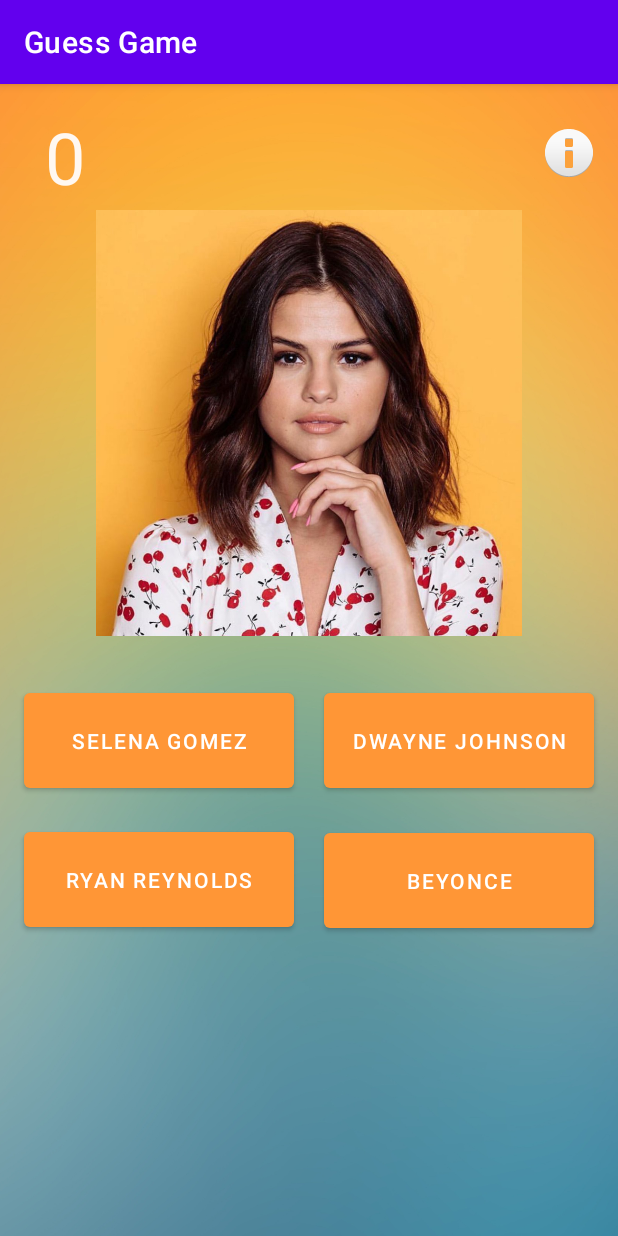
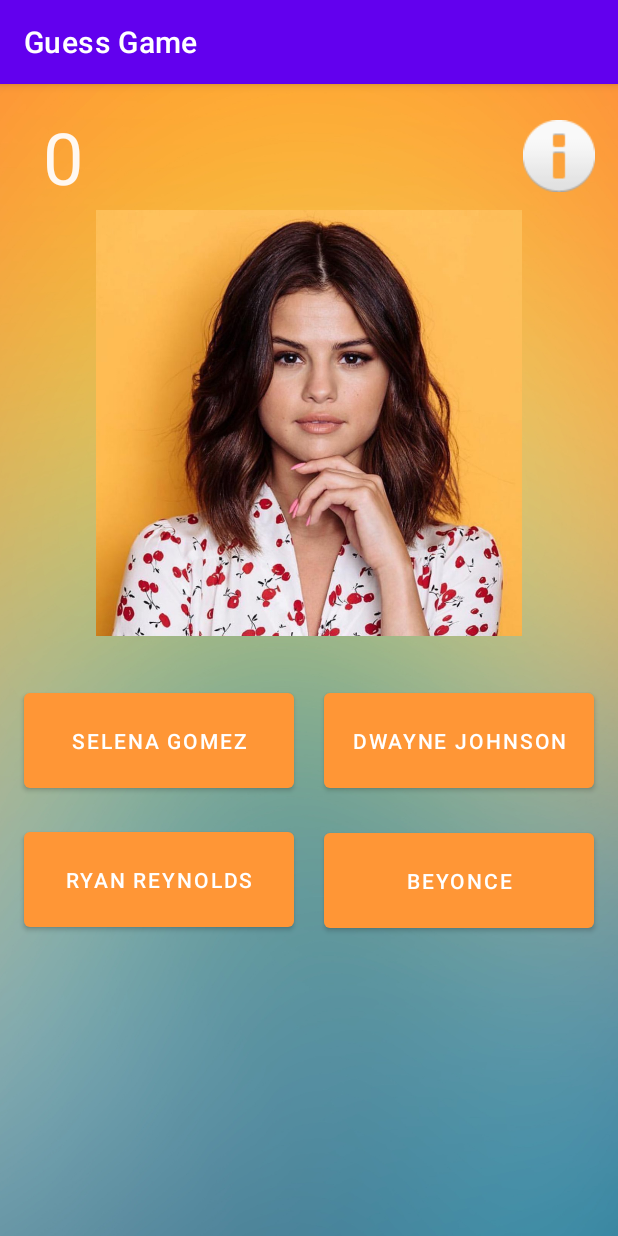
Before and after one commit to lyndonreyjb/Celeb-Game, an Android app: the screen it shows after launch (MainActivity), on a phone screen of 412 x 824 dp. Run offline under Robolectric (Android 15) with nearby library versions, the phone set to English and light mode, and no system bars.

Commit message:
fixing hardcoded strings to string resources

```diff
--- a/app/src/main/res/layout/activity_about_screen.xml
+++ b/app/src/main/res/layout/activity_about_screen.xml
@@ -13,7 +13,7 @@
         android:layout_height="69dp"
         android:backgroundTint="#FF9636"
         android:onClick="backButton"
-        android:text="Back"
+        android:text="@string/back"
         app:layout_constraintBottom_toBottomOf="parent"
         app:layout_constraintEnd_toEndOf="parent"
         app:layout_constraintHorizontal_bias="0.498"
@@ -26,7 +26,7 @@
         android:id="@+id/txtAbout"
         android:layout_width="wrap_content"
         android:layout_height="wrap_content"
-        android:text="About:"
+        android:text="@string/About"
         android:textColor="@color/black"
         android:textSize="48sp"
         app:layout_constraintBottom_toTopOf="@+id/txtInstructions"
@@ -40,7 +40,7 @@
         android:layout_width="370dp"
         android:layout_height="463dp"
         android:layout_marginBottom="20dp"
-        android:text="To play this game you simply select the button with the name of the celebrity in the picture! If you get the answer correct the button will turn green, and the screen will automatically change to the next question. If you get the answer incorrect the button will turn red, and a message will appear on the screen to inform you of the correct name before the screen changes to the next question! After you have answered five questions the game will congratulate you and let you know how many questions you got correct out of five."
+        android:text="@string/Instructions"
         android:textAlignment="center"
         android:textColor="@color/black"
         android:textSize="24sp"
--- a/app/src/main/res/layout/activity_main.xml
+++ b/app/src/main/res/layout/activity_main.xml
@@ -66,7 +66,8 @@
         android:layout_width="wrap_content"
         android:layout_height="wrap_content"
         android:layout_marginTop="16dp"
-        android:contentDescription="TODO"
+        android:minWidth="48dp"
+        android:minHeight="48dp"
         android:onClick="AboutButton"
         android:src="@android:drawable/ic_dialog_info"
         app:layout_constraintBottom_toTopOf="@+id/imgMain"
@@ -75,14 +76,13 @@
         app:layout_constraintStart_toStartOf="parent"
         app:layout_constraintTop_toTopOf="parent"
         app:layout_constraintVertical_bias="0.388"
-        tools:ignore="ImageContrastCheck,ImageContrastCheck" />
+        tools:ignore="ImageContrastCheck,ImageContrastCheck,DuplicateSpeakableTextCheck,SpeakableTextPresentCheck" />
 
     <ImageView
         android:id="@+id/imgMain"
         android:layout_width="367dp"
         android:layout_height="284dp"
         android:layout_marginTop="84dp"
-        android:contentDescription="TODO"
         android:src="@android:drawable/ic_menu_gallery"
         app:layout_constraintEnd_toEndOf="parent"
         app:layout_constraintHorizontal_bias="0.486"
@@ -94,7 +94,7 @@
         android:layout_width="33dp"
         android:layout_height="58dp"
         android:layout_marginTop="16dp"
-        android:text="0"
+        android:text="@string/Score"
         android:textColor="#FFF8F1"
         android:textSize="48sp"
         app:layout_constraintBottom_toTopOf="@+id/imgMain"
@@ -102,7 +102,8 @@
         app:layout_constraintHorizontal_bias="0.09"
         app:layout_constraintStart_toStartOf="parent"
         app:layout_constraintTop_toTopOf="parent"
-        app:layout_constraintVertical_bias="0.0" />
+        app:layout_constraintVertical_bias="0.0"
+        tools:ignore="TextContrastCheck" />
 
     <Button
         android:id="@+id/playagain"
--- a/app/src/main/res/values/strings.xml
+++ b/app/src/main/res/values/strings.xml
@@ -1,3 +1,7 @@
 <resources>
     <string name="app_name">Guess Game</string>
+    <string name="back">Back</string>
+    <string name="Instructions">To play this game you simply select the button with the name of the celebrity in the picture! If you get the answer correct the button will turn green, and the screen will automatically change to the next question. If you get the answer incorrect the button will turn red, and a message will appear on the screen to inform you of the correct name before the screen changes to the next question! After you have answered five questions the game will congratulate you and let you know how many questions you got correct out of five.</string>
+    <string name="About">About:</string>
+    <string name="Score">0</string>
 </resources>
```
